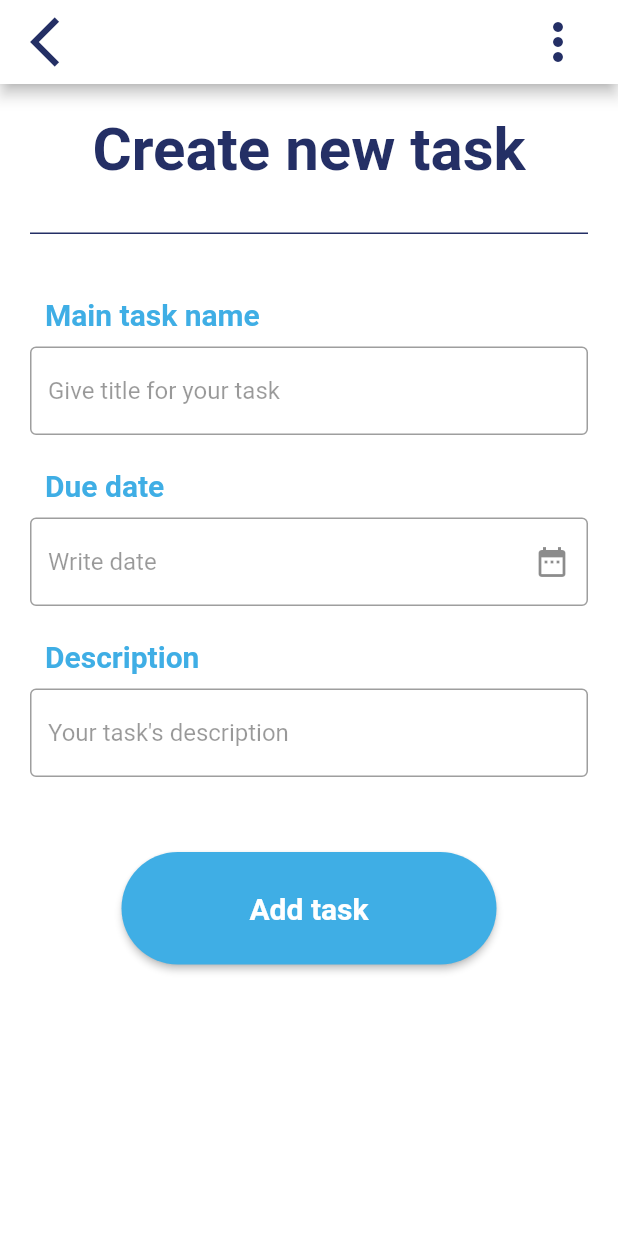
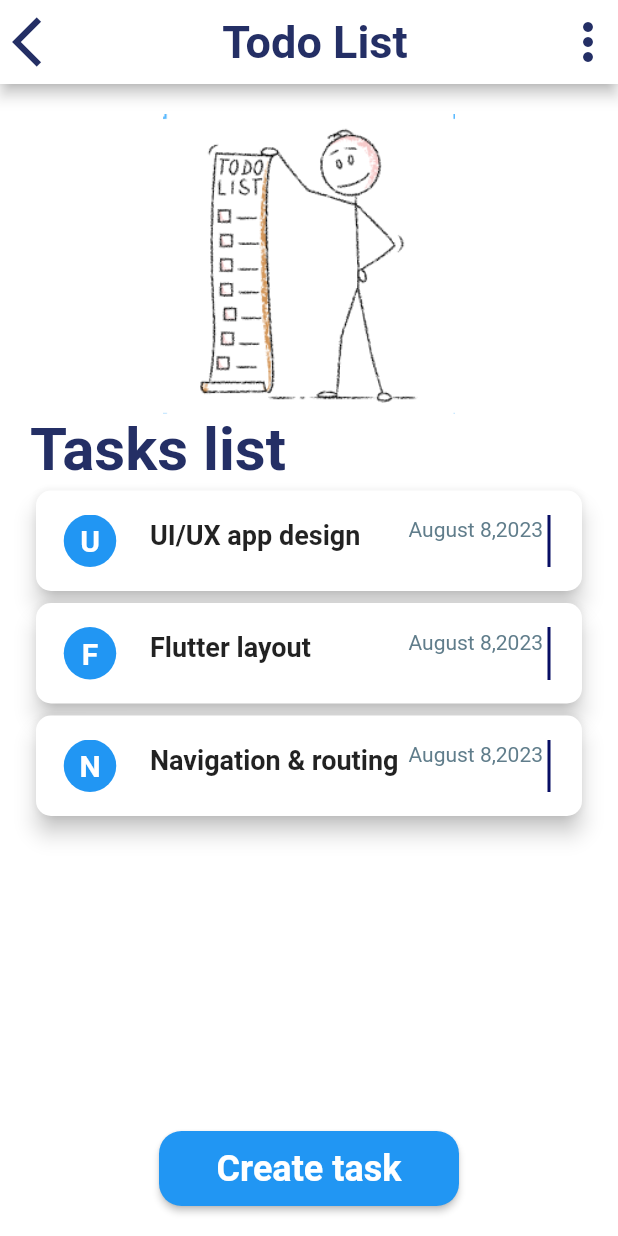
Before and after one commit to SarahAbera/2023-project-phase-mobile-tasks, a Flutter app: the screen it shows after launch, after a tap on "GET STARTED", on a phone screen of 412 x 824 dp. Run offline on Flutter 3.47's test engine with Material 2 defaults, Android fonts, the phone set to English and light mode, and no system bars; our stand-ins replace google_fonts.

Commit message:
Implemented home page

```diff
--- a/on-boarding/design_replication/todo_app/lib/add_task.dart
+++ b/on-boarding/design_replication/todo_app/lib/add_task.dart
@@ -33,6 +33,7 @@ class AddTask extends StatelessWidget {
         leadingWidth: 80,
       ),
       body: Container(
+        height: MediaQuery.of(context).size.height,
         color: Colors.white,
         padding: const EdgeInsets.all(20),
         child: Column(
@@ -53,7 +54,7 @@ class AddTask extends StatelessWidget {
                 height: 25,
                 thickness: 1,
               ),
-              const SizedBox(height: 20),
+              const SizedBox(height: 16),
               Column(crossAxisAlignment: CrossAxisAlignment.start, children: [
                 const Padding(
                   padding: EdgeInsets.all(10),
@@ -78,7 +79,7 @@ class AddTask extends StatelessWidget {
                             TextStyle(color: Colors.black.withOpacity(0.4))),
                   ),
                 ])),
-                const SizedBox(height: 12),
+                const SizedBox(height: 10),
                 Column(crossAxisAlignment: CrossAxisAlignment.start, children: [
                   const Padding(
                     padding: EdgeInsets.all(10),
@@ -105,7 +106,7 @@ class AddTask extends StatelessWidget {
                       ),
                     ),
                   ])),
-                  const SizedBox(height: 12),
+                  const SizedBox(height: 10),
                   Column(
                       crossAxisAlignment: CrossAxisAlignment.start,
                       children: [
@@ -136,7 +137,7 @@ class AddTask extends StatelessWidget {
                       ])
                 ]),
               ]),
-          const SizedBox(height: 50),
+          const SizedBox(height: 40),
           SizedBox(
           width: 250,
           height: 75,
--- a/on-boarding/design_replication/todo_app/lib/home.dart
+++ b/on-boarding/design_replication/todo_app/lib/home.dart
@@ -0,0 +1,203 @@
+import 'package:flutter/material.dart';
+import 'package:google_fonts/google_fonts.dart';
+import 'package:todo_app/add_task.dart';
+
+class CardData {
+  final String title;
+  final String inCircle;
+  final String date;
+
+  CardData({
+    required this.title,
+    required this.inCircle,
+    required this.date,
+  });
+}
+
+class TodoList extends StatelessWidget {
+  // const TodoList({super.key});
+  final List<CardData> cardDataList = [
+    CardData(title: "UI/UX app design", inCircle: "U", date: "August 8,2023"),
+    CardData(title: "Flutter layout", inCircle: "F", date: "August 8,2023"),
+    CardData(
+        title: "Navigation & routing", inCircle: "N", date: "August 8,2023")
+  ];
+
+  @override
+  Widget build(BuildContext context) {
+    return Scaffold(
+        appBar: AppBar(
+          leading: IconButton(
+            onPressed: () {
+              Navigator.pop(context);
+            },
+            icon: const Icon(Icons.arrow_back_ios,
+                size: 40, color: Color.fromRGBO(36, 47, 101, 1)),
+          ),
+          title: const Center(
+            child: Text(
+              "Todo List",
+              style: TextStyle(
+                fontWeight: FontWeight.bold,
+                fontSize: 30,
+                color: Color.fromRGBO(36, 47, 101, 1),
+              ),
+            ),
+          ),
+          backgroundColor: Colors.white,
+          actions: [
+            IconButton(
+              icon: const Icon(
+                Icons.more_vert,
+                size: 40,
+                color: Color.fromRGBO(36, 47, 101, 1),
+              ),
+              onPressed: () {},
+            )
+          ],
+        ),
+        body: Container(
+            height: MediaQuery.of(context).size.height,
+            color: Colors.white,
+            padding: const EdgeInsets.all(20),
+            child:
+                Column(crossAxisAlignment: CrossAxisAlignment.start, children: [
+              Center(
+                  child: SizedBox(
+                height: 200,
+                width: 200,
+                child: Image.asset("image_assets/todo man.png"),
+              )),
+              Text(
+                "Tasks list",
+                style: GoogleFonts.justMeAgainDownHere(
+                    color: const Color.fromRGBO(36, 47, 101, 1),
+                    fontSize: 40,
+                    fontWeight: FontWeight.bold,
+                    decoration: TextDecoration.none),
+              ),
+              Expanded(
+                child: ListView(
+                  children: cardDataList.map((cardData) {
+                    return MyCard(cardData: cardData);
+                  }).toList(),
+                ),
+              ),
+              Center(
+                child: SizedBox(
+                  height: 50,
+                  width: 200,
+                  child: ElevatedButton(
+                    onPressed: () {
+                      Navigator.push(
+                          context,
+                          MaterialPageRoute(
+                              builder: (context) => AddTask()));
+                    },
+                    style: ElevatedButton.styleFrom(
+                        foregroundColor: Colors.white,
+                        backgroundColor: Colors.blue,
+                        shape: RoundedRectangleBorder(
+                          borderRadius: BorderRadius.circular(15),
+                        )),
+                    child: const Text(
+                      "Create task",
+                      style: TextStyle(
+                          fontSize: 24, fontWeight: FontWeight.bold),
+                    ))
+                ),
+              )
+            ])));
+  }
+}
+
+class MyCard extends StatelessWidget {
+  final CardData cardData;
+  const MyCard({super.key, required this.cardData});
+
+  @override
+  Widget build(BuildContext context) {
+    return SizedBox(
+      height: 75,
+      width: 400,
+      child: Card(
+        elevation: 6,
+        shape: RoundedRectangleBorder(
+          borderRadius: BorderRadius.circular(10),
+        ),
+        child: Padding(
+          padding: const EdgeInsets.all(16),
+          child: Stack(
+            alignment: Alignment.centerLeft,
+            children: [
+              Positioned(
+                left: 0,
+                top: 0,
+                bottom: 0,
+                width: 40, // Add width constraint
+                child: Stack(alignment: Alignment.center, children: [
+                  Positioned(
+                    child: Container(
+                      decoration: const BoxDecoration(
+                        color: Colors.blue,
+                        shape: BoxShape.circle,
+                      ),
+                    ),
+                  ),
+                  Positioned(
+                      child: Text(
+                    cardData.inCircle,
+                    style: const TextStyle(
+                        color: Colors.white,
+                        fontWeight: FontWeight.bold,
+                        fontSize: 20),
+                  ))
+                ]),
+              ),
+              Positioned(
+                left: 60,
+                top: 3,
+                // Add right constraint
+                child: Column(
+                  crossAxisAlignment: CrossAxisAlignment.start,
+                  children: [
+                    Text(
+                      cardData.title,
+                      style: const TextStyle(
+                        fontWeight: FontWeight.bold,
+                        fontSize: 18,
+                      ),
+                    ),
+                  ],
+                ),
+              ),
+              Positioned(
+                right: 10,
+                top: 2,
+                child: Text(
+                  cardData.date,
+                  style: const TextStyle(
+                    fontSize: 14,
+                    color: Colors.blueGrey,
+                  ),
+                ),
+              ),
+              const Positioned(
+                  right: 1,
+                  child: SizedBox(
+                    height: 80,
+                    width: 10,
+                    child: VerticalDivider(
+                      thickness: 2,
+                      indent: 3,
+                      color: Color.fromARGB(255, 8, 14, 100),
+                    ),
+                  )),
+              const SizedBox(height: 8)
+            ],
+          ),
+        ),
+      ),
+    );
+  }
+}
--- a/on-boarding/design_replication/todo_app/lib/onboarding_page.dart
+++ b/on-boarding/design_replication/todo_app/lib/onboarding_page.dart
@@ -1,6 +1,8 @@
 import 'package:flutter/material.dart';
 import 'package:google_fonts/google_fonts.dart';
-import 'package:todo_app/add_task.dart';
+
+
+import 'home.dart';
 
 class OnboardingPage extends StatelessWidget {
   const OnboardingPage({Key? key}) : super(key: key);
@@ -37,7 +39,7 @@ class OnboardingPage extends StatelessWidget {
           onPressed:(){
             Navigator.push(
                 context,
-                MaterialPageRoute(builder: (context) =>  AddTask()),
+                MaterialPageRoute(builder: (context) =>  TodoList()),
               );
           },
           style: ElevatedButton.styleFrom(
--- a/on-boarding/design_replication/todo_app/lib/task_detail.dart
+++ b/on-boarding/design_replication/todo_app/lib/task_detail.dart
@@ -0,0 +1,16 @@
+import 'package:flutter/material.dart';
+
+
+class TaskDetail extends StatefulWidget {
+  const TaskDetail({super.key});
+
+  @override
+  State<TaskDetail> createState() => _TaskDetailState();
+}
+
+class _TaskDetailState extends State<TaskDetail> {
+  @override
+  Widget build(BuildContext context) {
+    return const Placeholder();
+  }
+}
```
Also changed, not shown: on-boarding/design_replication/todo_app/image_assets/todo man.png (added).
